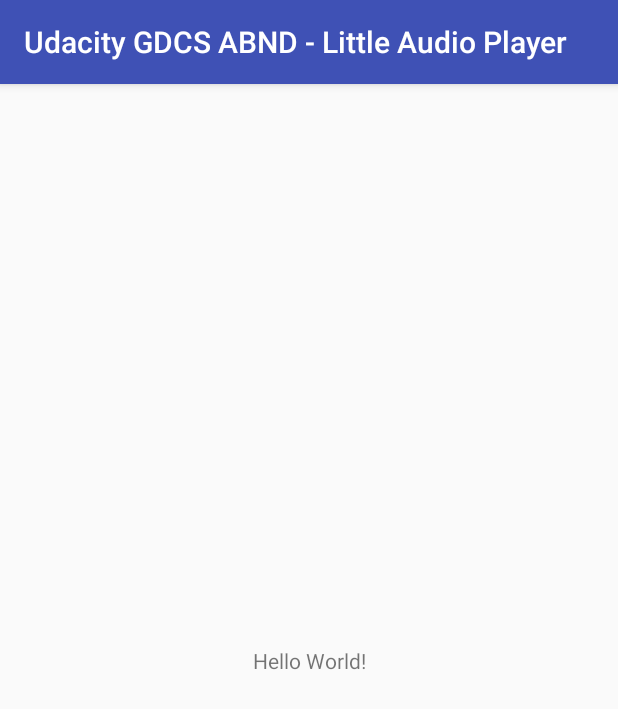
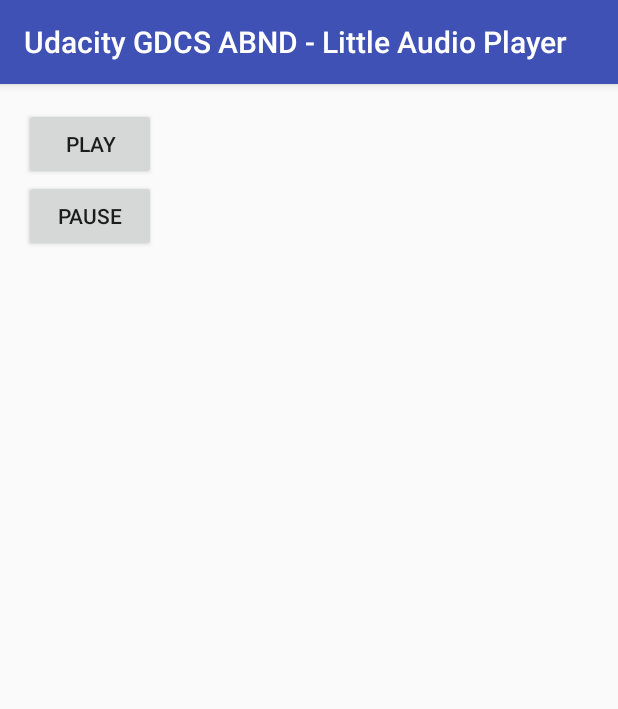
Before and after one commit to biroistv/Udacity.GDCS.ABND.-.Little.Audio.Player, an Android app: the screen it shows after launch (MainActivity), on a phone screen of 412 x 824 dp. Shown: the top 709 px of the screen. Run offline under Robolectric (Android 15) with nearby library versions, the phone set to English and light mode, and no system bars.

Commit message:
added two audio controlling button

```diff
--- a/app/src/main/java/com/example/biro/udacitygdcsabnd_littleaudioplayer/MainActivity.java
+++ b/app/src/main/java/com/example/biro/udacitygdcsabnd_littleaudioplayer/MainActivity.java
@@ -1,13 +1,32 @@
 package com.example.biro.udacitygdcsabnd_littleaudioplayer;
 
+import android.content.Context;
+import android.media.MediaPlayer;
 import android.support.v7.app.AppCompatActivity;
 import android.os.Bundle;
+import android.view.View;
+import android.widget.Button;
 
 public class MainActivity extends AppCompatActivity {
+
+    private MediaPlayer mp = null;
 
     @Override
     protected void onCreate(Bundle savedInstanceState) {
         super.onCreate(savedInstanceState);
         setContentView(R.layout.activity_main);
+
+        mp = MediaPlayer.create(this, R.raw.bensound_betterdays);
     }
+
+    public void playAudio(View view)
+    {
+        this.mp.start();
+    }
+
+    public void pauseAudio(View view)
+    {
+        this.mp.pause();
+    }
+
 }
--- a/app/src/main/res/layout/activity_main.xml
+++ b/app/src/main/res/layout/activity_main.xml
@@ -1,18 +1,29 @@
 <?xml version="1.0" encoding="utf-8"?>
-<android.support.constraint.ConstraintLayout xmlns:android="http://schemas.android.com/apk/res/android"
+<LinearLayout
+    xmlns:android="http://schemas.android.com/apk/res/android"
     xmlns:app="http://schemas.android.com/apk/res-auto"
     xmlns:tools="http://schemas.android.com/tools"
     android:layout_width="match_parent"
     android:layout_height="match_parent"
+    android:orientation="vertical"
+    android:paddingLeft="16dp"
+    android:paddingTop="16dp"
     tools:context=".MainActivity">
 
-    <TextView
+    <Button
+        android:id="@+id/play_button"
         android:layout_width="wrap_content"
         android:layout_height="wrap_content"
-        android:text="Hello World!"
-        app:layout_constraintBottom_toBottomOf="parent"
-        app:layout_constraintLeft_toLeftOf="parent"
-        app:layout_constraintRight_toRightOf="parent"
-        app:layout_constraintTop_toTopOf="parent" />
+        android:text="Play"
+        android:onClick="playAudio"
+        />
 
-</android.support.constraint.ConstraintLayout>
+    <Button
+        android:id="@+id/pause_button"
+        android:layout_width="wrap_content"
+        android:layout_height="wrap_content"
+        android:text="Pause"
+        android:onClick="pauseAudio"
+        />
+
+</LinearLayout>
```
Also changed, not shown: 2 other files.
